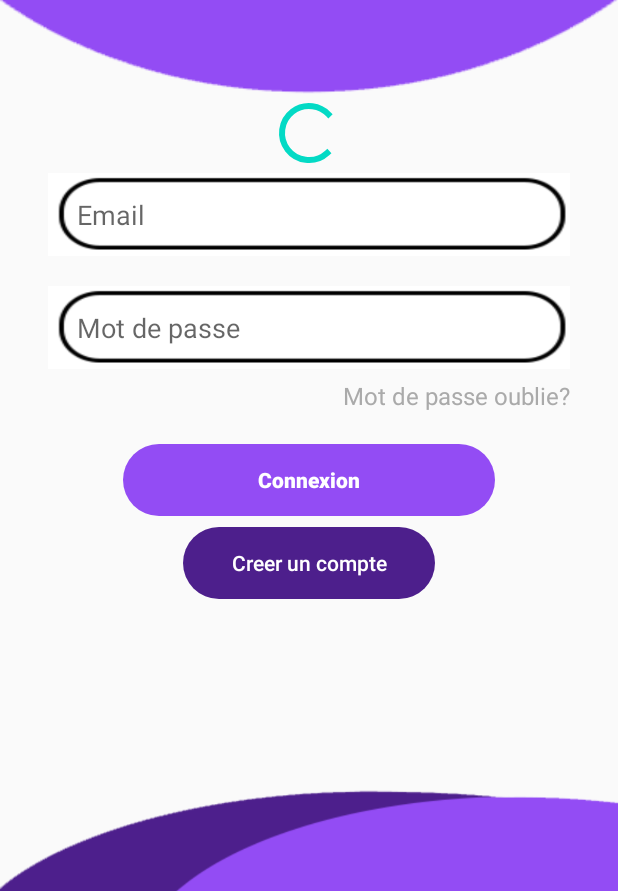
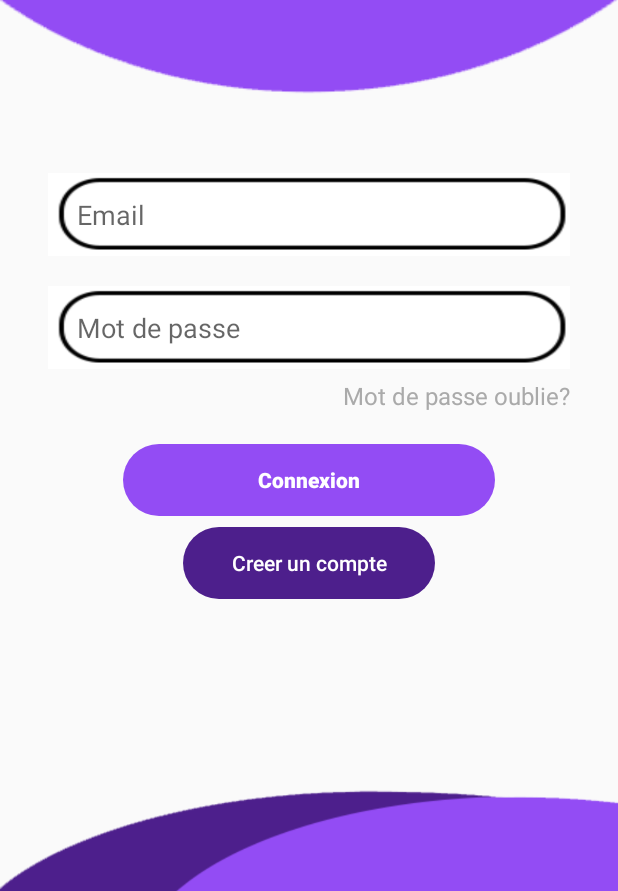
Before and after one commit to mansouri47b/NEED2, an Android app: the screen it shows after launch (LoginActivity), on a phone screen of 412 x 824 dp, the part 345-1236 px from its top. Run offline under Robolectric (Android 15) with nearby library versions, the phone set to English and light mode, and no system bars.

Commit message:
Third Commit

```diff
--- a/app/src/main/res/layout/activity_login.xml
+++ b/app/src/main/res/layout/activity_login.xml
@@ -43,13 +43,6 @@
         android:layout_marginTop="55dp"
         android:layout_marginRight="32dp"
         android:layout_marginBottom="-5dp">
-<ProgressBar
-    android:id="@+id/progress_circular"
-    android:layout_width="match_parent"
-    android:layout_height="wrap_content"
-    android:layout_marginTop="9dp"
-    android:outlineAmbientShadowColor="#FF6200EE"
-    android:outlineSpotShadowColor="#FF6200EE"/>
 
         <LinearLayout
             android:id="@+id/emailLay"
@@ -70,7 +63,7 @@
                 android:layout_marginBottom="7dp"
                 android:layout_weight="1"
                 android:background="@android:color/white"
-                android:hint="Email"
+                android:hint="@string/email"
                 android:inputType="textEmailAddress" />
 
 
@@ -96,7 +89,7 @@
                 android:layout_marginBottom="7dp"
                 android:layout_weight="1"
                 android:background="@android:color/white"
-                android:hint="Mot de passe"
+                android:hint="@string/pass"
 
                 android:inputType="textPassword" />
 
@@ -124,16 +117,15 @@
             android:layout_width="match_parent"
             android:layout_height="wrap_content"
             android:layout_below="@id/PassLay"
-            android:layout_marginRight="50dp"
             android:layout_marginLeft="50dp"
             android:layout_marginTop="50dp"
-            android:text="Connexion"
-            android:textStyle="bold"
+            android:layout_marginRight="50dp"
+            android:background="@drawable/custom_corner"
+            android:backgroundTint="#934cf4"
+            android:text="@string/login"
             android:textAllCaps="false"
-            android:background="@drawable/custom_corner"
             android:textColor="@android:color/white"
-            android:backgroundTint="#934cf4"
-            />
+            android:textStyle="bold" />
 
 
 
@@ -145,7 +137,7 @@
             android:layout_marginRight="90dp"
             android:layout_marginLeft="90dp"
             android:layout_marginTop="70dp"
-            android:text="Creer un compte"
+            android:text="@string/creer"
             android:textAllCaps="false"
             android:background="@drawable/custom_corner"
             android:textColor="@android:color/white"
--- a/app/src/main/res/values/colors.xml
+++ b/app/src/main/res/values/colors.xml
@@ -1,7 +1,7 @@
 <?xml version="1.0" encoding="utf-8"?>
 <resources>
     <color name="colorPrimary">#6200EE</color>
-    <color name="colorPrimaryDark">#3700B3</color>
+    <color name="colorPrimaryDark">#4D1F8C</color>
     <color name="colorAccent">#03DAC5</color>
 
 </resources>
--- a/app/src/main/res/values/strings.xml
+++ b/app/src/main/res/values/strings.xml
@@ -9,4 +9,11 @@
     <string name="invalid_username">Email invalide</string>
     <string name="invalid_password">Le mot de passe doit contenir> 5 caracteres</string>
     <string name="login_failed">"Connexion echouee"</string>
+    <string name="email">Email</string>
+    <string name="pass">Mot de passe</string>
+    <string name="creer">Creer un compte</string>
+    <string name="oublie">Mot de passe oublie?</string>
+    <string name="login">Connexion</string>
+    <string name="nom">Nom</string>
+    <string name="inscrire">S inscrire</string>
 </resources>
```
Also changed, not shown: app/src/main/res/layout/activity_register.xml (+5 -5 lines).
